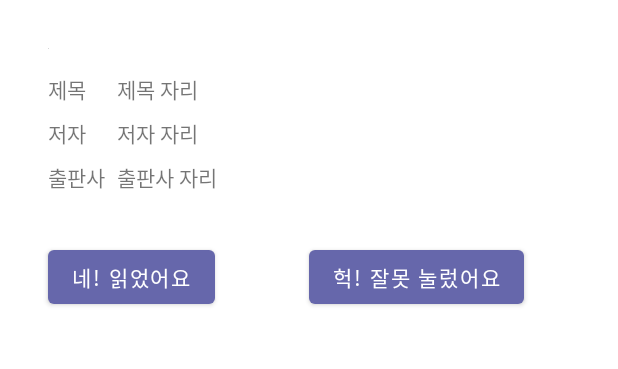
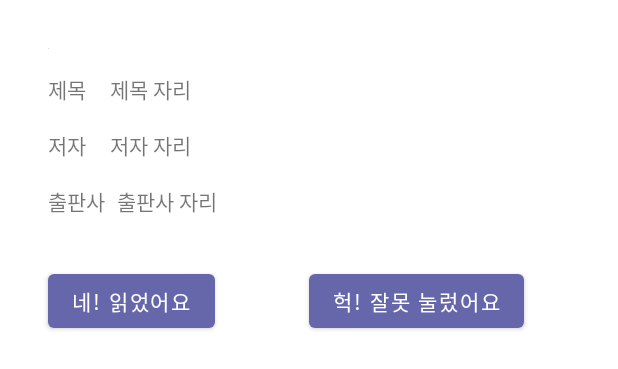
Before and after one commit to honggoii/BookCheck, an Android app: the layout dialog_book.xml on its own in the app's theme, with its tools: preview values and no code run, on a phone screen of 412 x 824 dp. Shown: the top 369 px of the screen. Run offline under Robolectric (Android 15) with nearby library versions, the phone set to English and light mode, and no system bars.

Commit message:
팝업창 디자인 수정

```diff
--- a/app/src/main/res/layout/dialog_book.xml
+++ b/app/src/main/res/layout/dialog_book.xml
@@ -16,56 +16,78 @@
         app:layout_constraintTop_toTopOf="parent"
         tools:srcCompat="@tools:sample/avatars" />
 
+    <LinearLayout
+        android:id="@+id/linearLayout"
+        android:layout_width="wrap_content"
+        android:layout_height="match_parent"
+        android:orientation="vertical"
+        app:layout_constraintStart_toStartOf="@+id/image"
+        app:layout_constraintTop_toBottomOf="@+id/image">
+
+        <LinearLayout
+            android:layout_width="wrap_content"
+            android:layout_height="wrap_content"
+            android:orientation="horizontal"
+            android:layout_marginTop="16dp" >
+
             <TextView
                 android:id="@+id/title"
                 android:layout_width="wrap_content"
                 android:layout_height="wrap_content"
-        android:layout_marginTop="16dp"
-        android:text="제목"
+                android:ellipsize="end"
                 android:maxLines="1"
-        android:ellipsize="end"
-        app:layout_constraintStart_toStartOf="@+id/image"
-        app:layout_constraintTop_toBottomOf="@+id/image" />
+                android:text="제목" />
 
             <TextView
                 android:id="@+id/titleContent"
                 android:layout_width="wrap_content"
                 android:layout_height="wrap_content"
-        android:text="제목 자리"
-        app:layout_constraintStart_toStartOf="@+id/publisherContent"
-        app:layout_constraintTop_toTopOf="@+id/title" />
+                android:layout_marginStart="16dp"
+                android:paddingEnd="32dp"
+                tools:text="제목 자리" />
+        </LinearLayout>
+
+        <LinearLayout
+            android:layout_width="wrap_content"
+            android:layout_height="wrap_content"
+            android:orientation="horizontal"
+            android:layout_marginTop="16dp">
 
             <TextView
                 android:id="@+id/author"
                 android:layout_width="wrap_content"
                 android:layout_height="wrap_content"
-        android:layout_marginTop="8dp"
-        android:text="저자"
-        app:layout_constraintStart_toStartOf="@+id/title"
-        app:layout_constraintTop_toBottomOf="@+id/title" />
+                android:text="저자" />
             <TextView
                 android:id="@+id/authorContent"
                 android:layout_width="wrap_content"
                 android:layout_height="wrap_content"
-        android:text="저자 자리"
-        app:layout_constraintStart_toStartOf="@+id/publisherContent"
-        app:layout_constraintTop_toTopOf="@+id/author" />
+                android:layout_marginStart="16dp"
+                android:paddingEnd="32dp"
+                tools:text="저자 자리" />
+        </LinearLayout>
+
+        <LinearLayout
+            android:layout_width="wrap_content"
+            android:layout_height="wrap_content"
+            android:orientation="horizontal"
+            android:layout_marginTop="16dp">
+
             <TextView
                 android:id="@+id/publisher"
                 android:layout_width="wrap_content"
                 android:layout_height="wrap_content"
-        android:layout_marginTop="8dp"
-        android:text="출판사"
-        app:layout_constraintStart_toStartOf="@+id/author"
-        app:layout_constraintTop_toBottomOf="@+id/author" />
+                android:text="출판사" />
             <TextView
                 android:id="@+id/publisherContent"
                 android:layout_width="wrap_content"
                 android:layout_height="wrap_content"
                 android:layout_marginStart="8dp"
-        android:text="출판사 자리"
-        app:layout_constraintStart_toEndOf="@+id/publisher"
-        app:layout_constraintTop_toTopOf="@+id/publisher" />
+                android:paddingEnd="32dp"
+                tools:text="출판사 자리" />
+        </LinearLayout>
+
+    </LinearLayout>
 
     <Button
         android:id="@+id/positiveBtn"
@@ -75,7 +97,7 @@
         android:layout_marginStart="32dp"
         android:layout_marginTop="32dp"
         android:layout_marginBottom="32dp"
-        app:layout_constraintTop_toBottomOf="@+id/publisherContent"
+        app:layout_constraintTop_toBottomOf="@+id/linearLayout"
         app:layout_constraintStart_toStartOf="parent"
         app:layout_constraintBottom_toBottomOf="parent"/>
 
```
Lines whose indentation alone changed are shown as unchanged.
